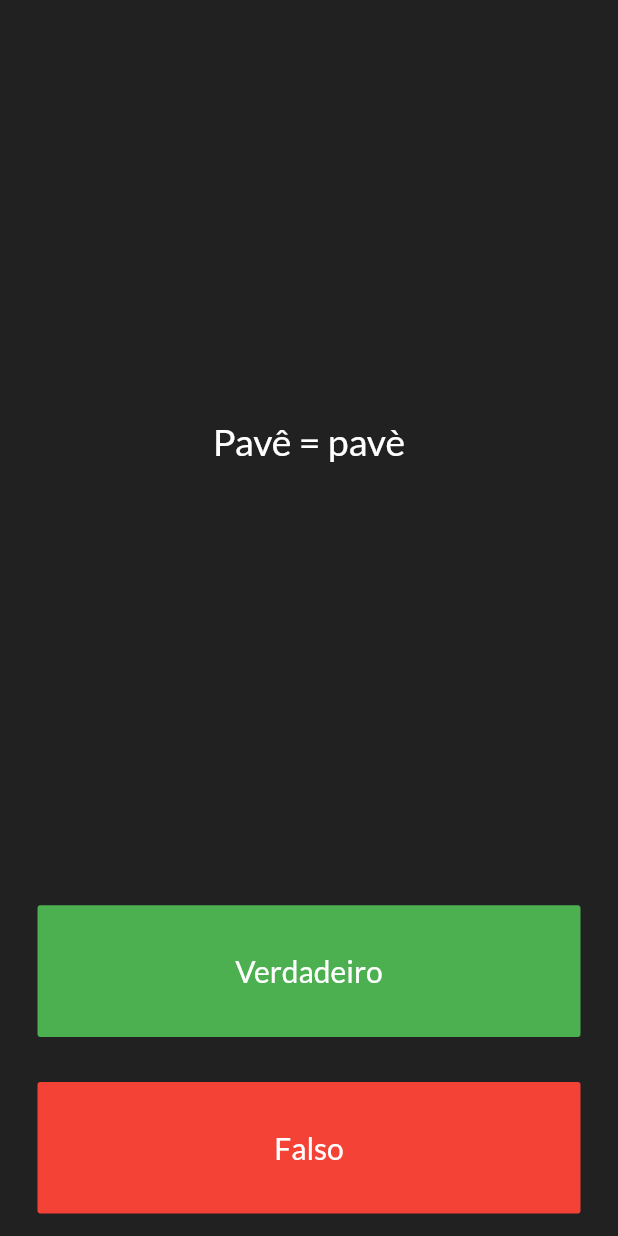
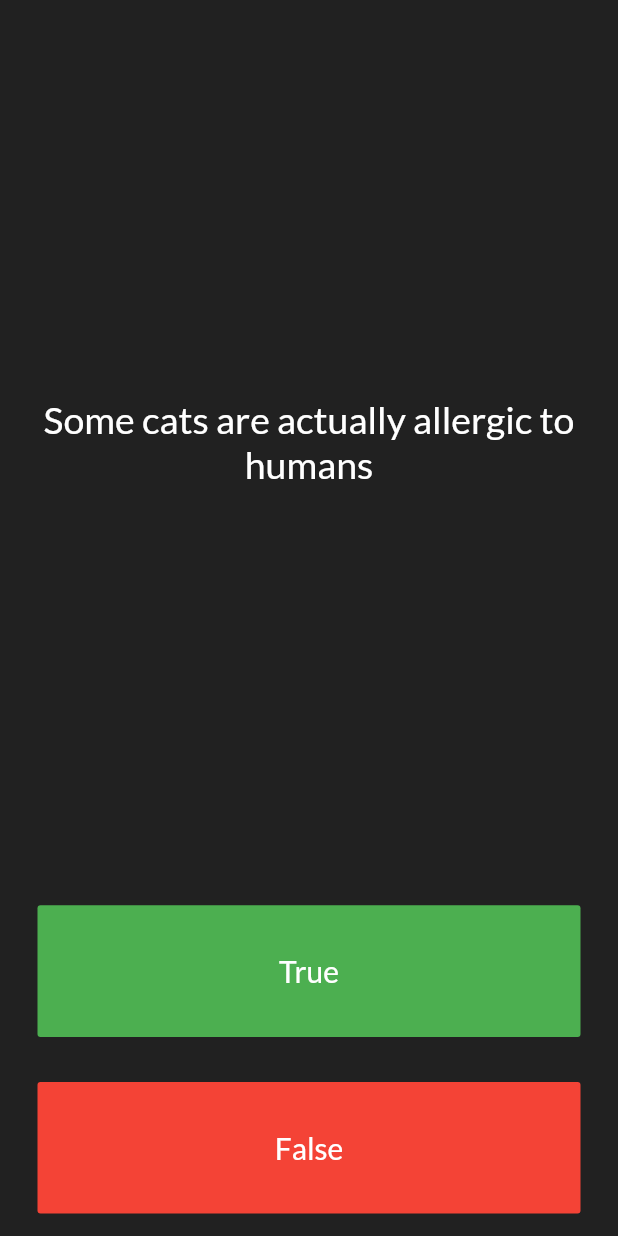
Before and after one commit to pesadaum/quizzler-flutter, a Flutter app: the screen it shows after launch, on a phone screen of 412 x 824 dp. Run offline on Flutter 3.47's test engine with Material 2 defaults, Android fonts, the phone set to English and light mode, and no system bars; our stand-ins replace google_fonts.

Commit message:
questions update

```diff
--- a/lib/quiz_brain.dart
+++ b/lib/quiz_brain.dart
@@ -5,18 +5,31 @@ class QuizBrain {
   bool endQuiz = false;
 
   List<Question> _questionBank = [
-    Question('Pavê = pavè', false),
-    Question('Partida = partiel', false),
-    Question('Coisinha pequena = petite choix', false),
-    Question('Coisa = chose', true),
-    Question('Nome = nom ', false),
-    Question('Désastreux = desastrado', true),
-    Question('Bobonne = Larissa', true),
-    Question('Car = porquê', true),
-    Question('Falha = écheque', false),
-    Question('Acerto = frapper', true),
-    Question('Caminhar = marcher', true),
-    Question('Amor = aimer', true),
+    Question('Some cats are actually allergic to humans', true),
+    Question('You can lead a cow down stairs but not up stairs.', false),
+    Question('Approximately one quarter of human bones are in the feet.', true),
+    Question('A slug\'s blood is green.', true),
+    Question('Buzz Aldrin\'s mother\'s maiden name was \"Moon\".', true),
+    Question('It is illegal to pee in the Ocean in Portugal.', true),
+    Question(
+        'No piece of square dry paper can be folded in half more than 7 times.',
+        false),
+    Question(
+        'In London, UK, if you happen to die in the House of Parliament, you are technically entitled to a state funeral, because the building is considered too sacred a place.',
+        true),
+    Question(
+        'The loudest sound produced by any animal is 188 decibels. That animal is the African Elephant.',
+        false),
+    Question(
+        'The total surface area of two human lungs is approximately 70 square metres.',
+        true),
+    Question('Google was originally called \"Backrub\".', true),
+    Question(
+        'Chocolate affects a dog\'s heart and nervous system; a few ounces are enough to kill a small dog.',
+        true),
+    Question(
+        'In West Virginia, USA, if you accidentally hit an animal with your car, you are free to take it home to eat.',
+        true),
   ];
 
   void nextQuestion() {
--- a/lib/quiz_page.dart
+++ b/lib/quiz_page.dart
@@ -56,7 +56,7 @@ class _QuizPageState extends State<QuizPage> {
             child: FlatButton(
               color: Colors.green,
               child: Text(
-                'Verdadeiro',
+                'True',
                 style: TextStyle(
                   color: Colors.white,
                   fontSize: 20.0,
@@ -76,7 +76,7 @@ class _QuizPageState extends State<QuizPage> {
             child: FlatButton(
               color: Colors.red,
               child: Text(
-                'Falso',
+                'False',
                 style: TextStyle(
                   fontSize: 20.0,
                   color: Colors.white,
```
